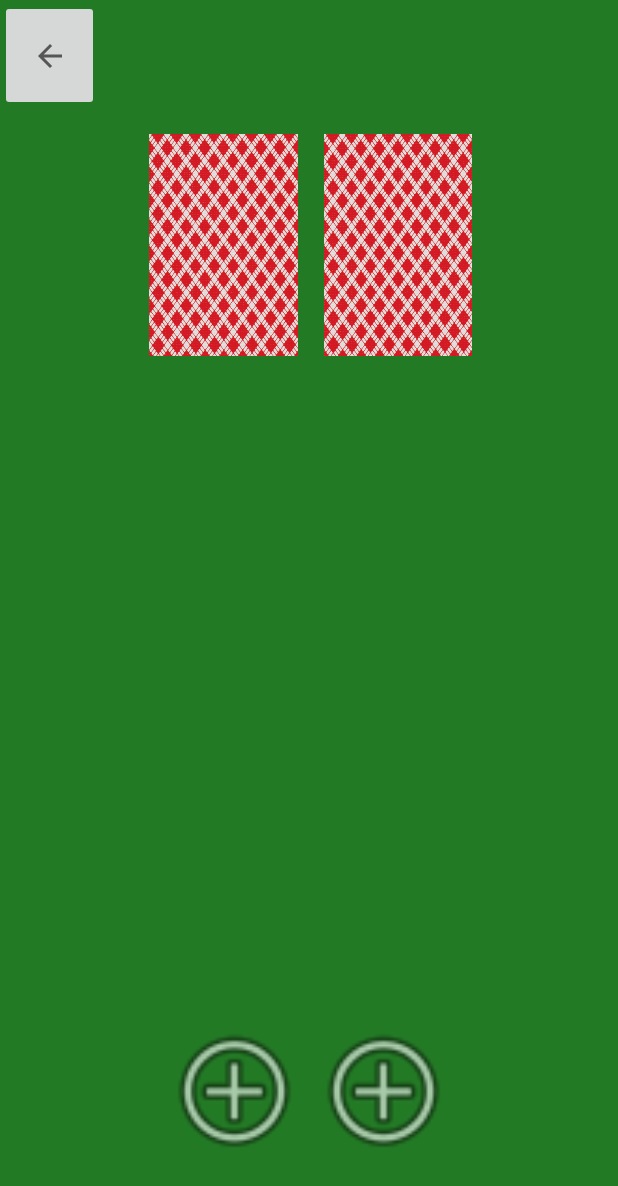
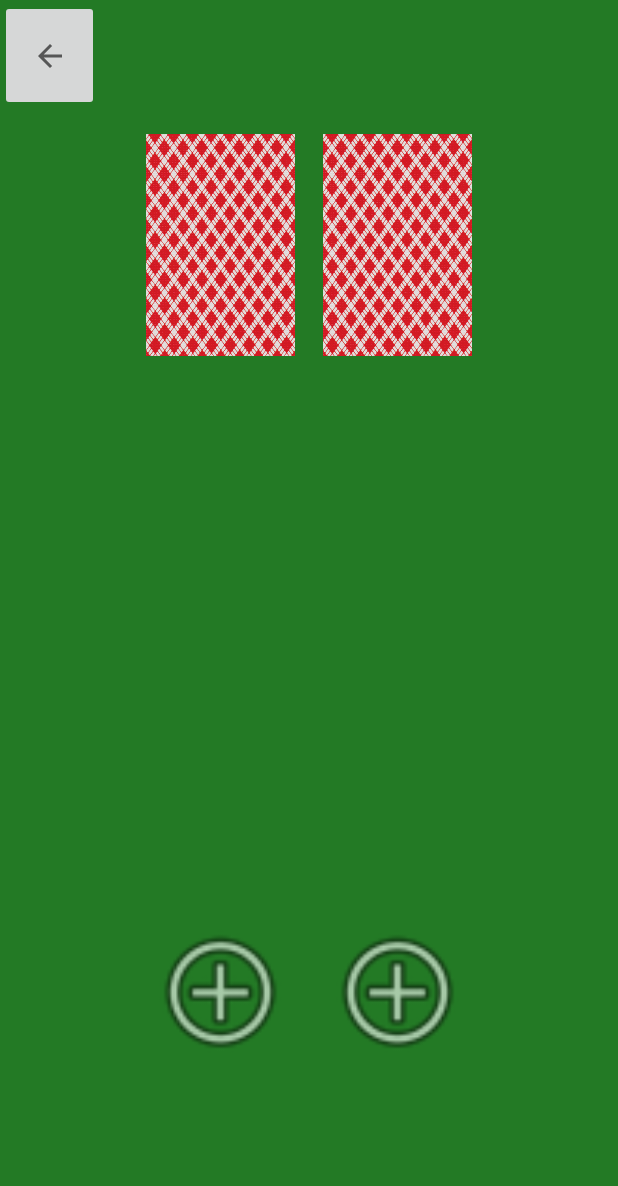
Before and after one commit to kotyangensss/poker_trainer, an Android app: the TrainingActivity screen opened directly, with no data from a screen before it, on a phone screen of 412 x 824 dp. Shown: the top 1186 px of the screen. Run offline under Robolectric (Android 15) with nearby library versions, the light colour scheme and no system bars.

Commit message:
фикс дизайна и кнопок в тренировке

```diff
--- a/app/src/main/java/com/example/pokertrainer/TrainingActivity.kt
+++ b/app/src/main/java/com/example/pokertrainer/TrainingActivity.kt
@@ -118,9 +118,9 @@ class TrainingActivity : AppCompatActivity() {
                 image.setOnClickListener {
                     dialog.dismiss()
                     if (whichPressed == "first") {
-                        firstSetCard.setImageDrawable(image.drawable)
+                        firstCard.setImageDrawable(image.drawable)
                     } else {
-                        secondSetCard.setImageDrawable(image.drawable)
+                        secondCard.setImageDrawable(image.drawable)
                     }
                 }
             }
--- a/app/src/main/res/layout/activity_training.xml
+++ b/app/src/main/res/layout/activity_training.xml
@@ -12,7 +12,11 @@
         android:id="@+id/secondCard"
         android:layout_width="99.2dp"
         android:layout_height="0dp"
+        android:layout_marginStart="9dp"
+        android:layout_marginEnd="97dp"
+        android:layout_marginBottom="66dp"
         app:layout_constraintBottom_toBottomOf="parent"
+        app:layout_constraintEnd_toEndOf="parent"
         app:layout_constraintStart_toStartOf="@+id/guideline3"
         app:layout_constraintTop_toBottomOf="@+id/secondSetCard"
         app:srcCompat="@android:drawable/ic_menu_add" />
@@ -39,8 +43,12 @@
         android:id="@+id/firstCard"
         android:layout_width="99.2dp"
         android:layout_height="0dp"
+        android:layout_marginStart="97dp"
+        android:layout_marginEnd="9dp"
+        android:layout_marginBottom="66dp"
         app:layout_constraintBottom_toBottomOf="parent"
         app:layout_constraintEnd_toStartOf="@+id/guideline3"
+        app:layout_constraintStart_toStartOf="parent"
         app:layout_constraintTop_toBottomOf="@+id/firstSetCard"
         app:srcCompat="@android:drawable/ic_menu_add" />
 
@@ -55,12 +63,12 @@
         android:id="@+id/firstSetCard"
         android:layout_width="0dp"
         android:layout_height="0dp"
-        android:layout_marginStart="99dp"
+        android:layout_marginStart="97dp"
         android:layout_marginTop="66dp"
-        android:layout_marginEnd="17dp"
-        android:layout_marginBottom="369dp"
+        android:layout_marginEnd="9dp"
+        android:layout_marginBottom="303dp"
         app:layout_constraintBottom_toTopOf="@+id/firstCard"
-        app:layout_constraintEnd_toStartOf="@+id/secondSetCard"
+        app:layout_constraintEnd_toStartOf="@+id/guideline3"
         app:layout_constraintStart_toStartOf="parent"
         app:layout_constraintTop_toTopOf="parent"
         app:srcCompat="@drawable/back" />
@@ -69,12 +77,13 @@
         android:id="@+id/secondSetCard"
         android:layout_width="0dp"
         android:layout_height="0dp"
+        android:layout_marginStart="9dp"
         android:layout_marginTop="66dp"
         android:layout_marginEnd="97dp"
-        android:layout_marginBottom="369dp"
+        android:layout_marginBottom="303dp"
         app:layout_constraintBottom_toTopOf="@+id/secondCard"
         app:layout_constraintEnd_toEndOf="parent"
-        app:layout_constraintStart_toEndOf="@+id/firstSetCard"
+        app:layout_constraintStart_toStartOf="@+id/guideline3"
         app:layout_constraintTop_toTopOf="parent"
         app:srcCompat="@drawable/back" />
 
```
